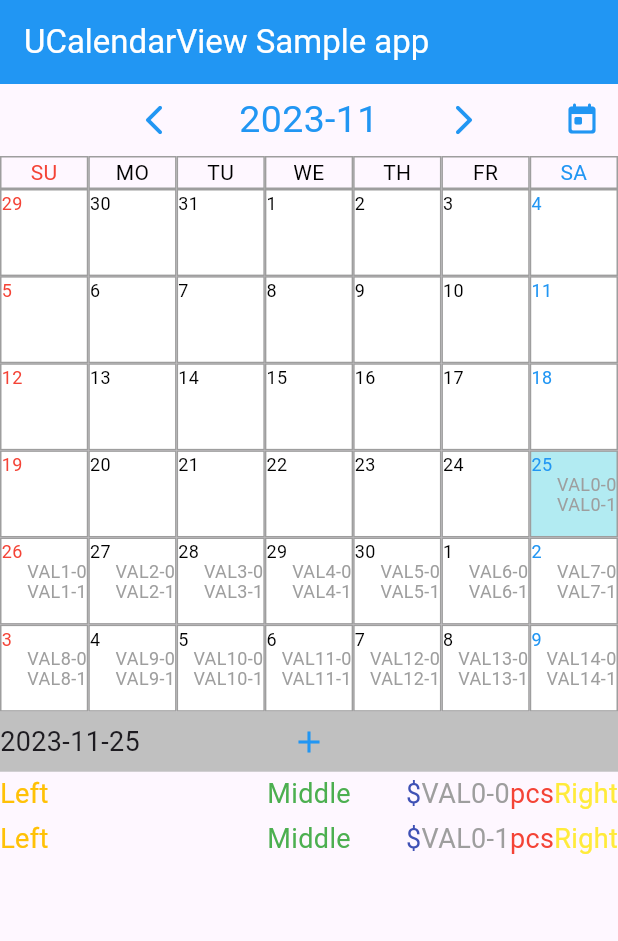
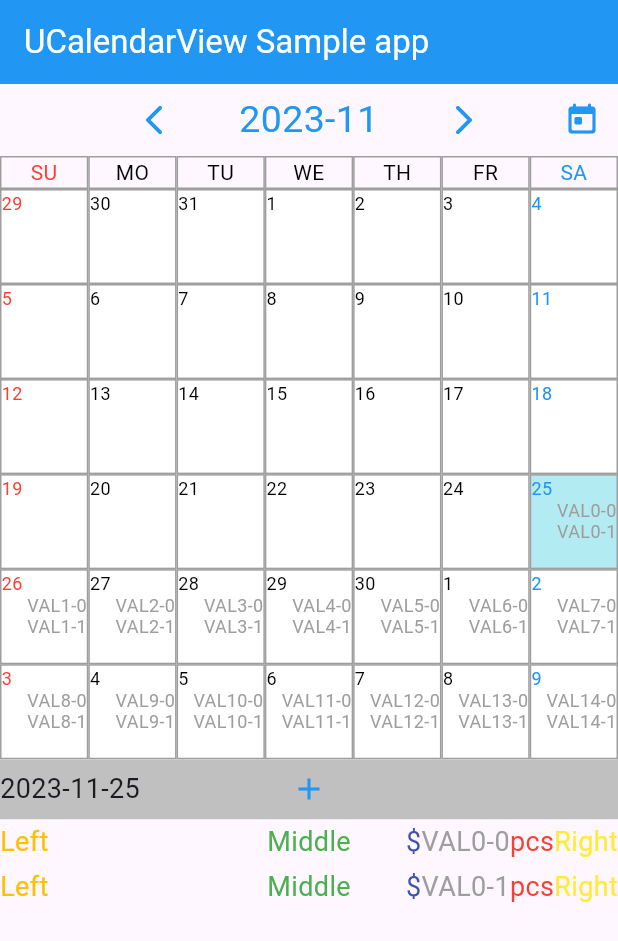
Before and after one commit to Tomohiro-Uchida/u_calendar_view_dart, a Flutter app: the screen it shows after launch, on a phone screen of 412 x 824 dp. Shown: the top 941 px of the screen. Run offline on Flutter 3.47's test engine with Material 3 defaults, Android fonts, the phone set to English and light mode, and no system bars; our stand-ins replace flutter_riverpod, plugin_platform_interface; generated files the repository leaves out were written again.

Commit message:
0.3.3+33

```diff
--- a/lib/u_calendar_view_dart.dart
+++ b/lib/u_calendar_view_dart.dart
@@ -9,7 +9,7 @@ import 'package:u_calendar_view_dart/japanese_national_holiday.dart';
 class UCalendarViewDart {}
 
 const double defaultFontSize = 14.0;
-const double fontSizeFactor = 1.1;
+const double fontSizeFactor = 1.2;
 double entryFontSize = defaultFontSize;
 double dateHeight = entryFontSize * fontSizeFactor;
 double dayEntryHeight = entryFontSize * fontSizeFactor;
--- a/pubspec.yaml
+++ b/pubspec.yaml
@@ -1,6 +1,6 @@
 name: u_calendar_view_dart
 description: CalendarView for Dart/Flutter
-version: 0.3.2+32
+version: 0.3.3+33
 homepage: https://github.com/Tomohiro-Uchida-Flutter/u_calendar_view_dart
 
 environment:
```
Also changed, not shown: 1 other file.
